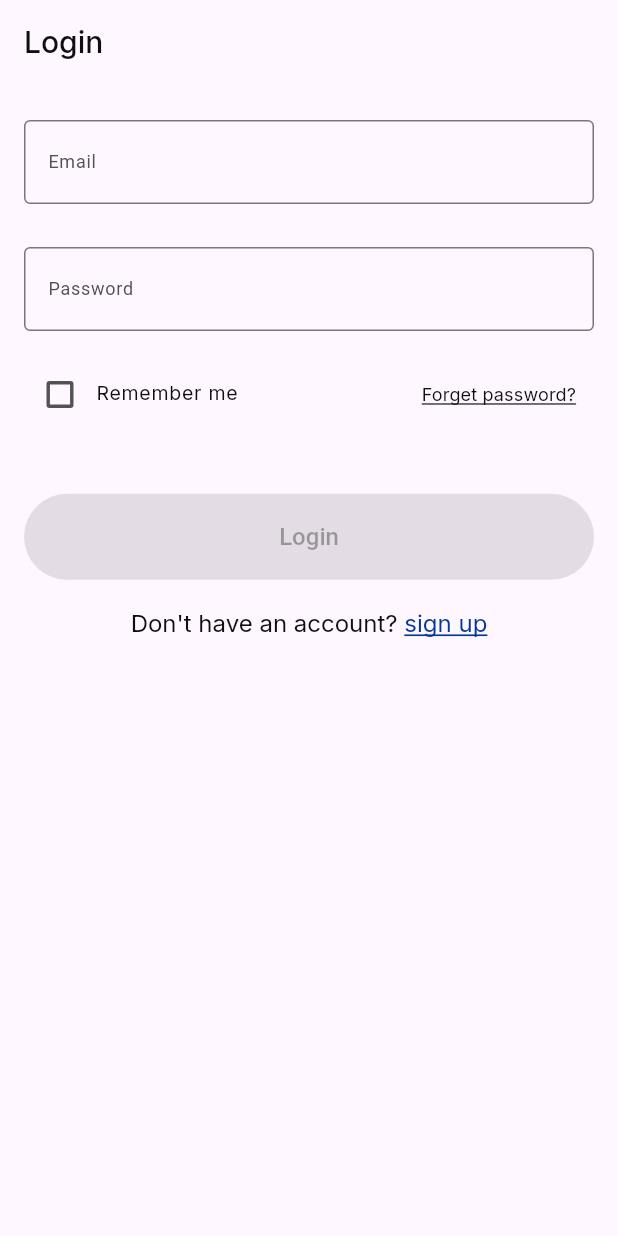
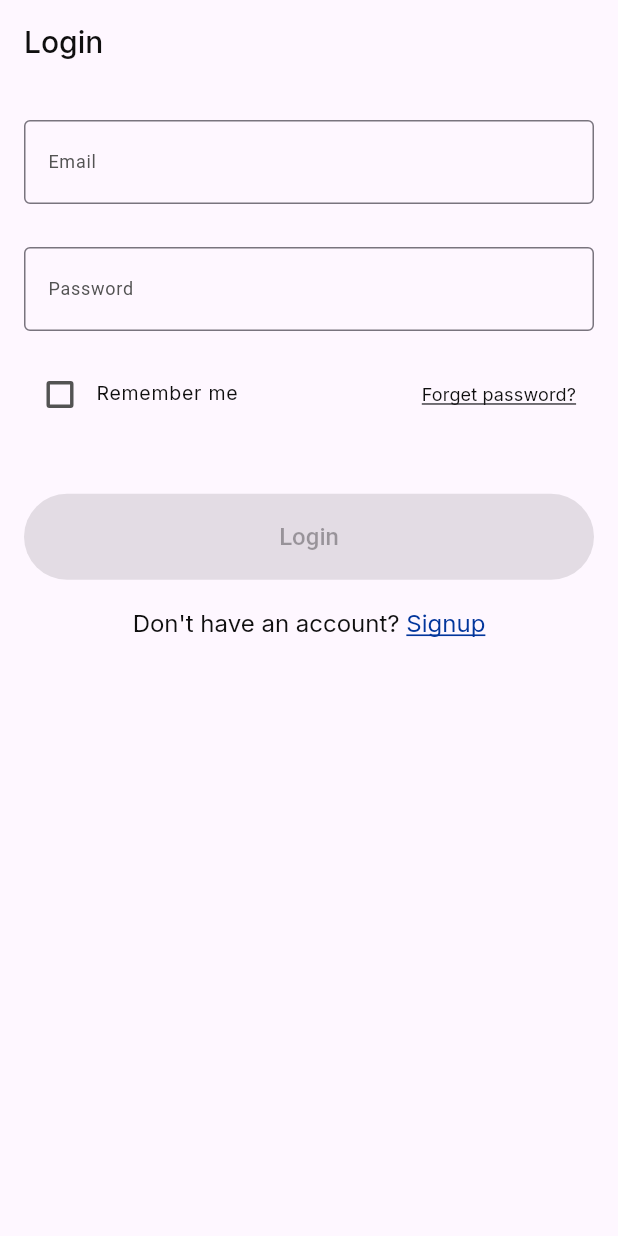
Before and after one commit to AhmedEzz999/exam_app_team5, a Flutter app: the screen it shows after launch, on a phone screen of 412 x 824 dp. Run offline on Flutter 3.47's test engine with Material 3 defaults, Android fonts, the phone set to English and light mode, and no system bars; our stand-ins replace dartz, dio, flutter_bloc, flutter_screenutil, get_it, google_fonts and 3 more; generated files the repository leaves out were written again.

Commit message:
convert strings hard code

```diff
--- a/lib/config/modules/dio_module/dio_module.dart
+++ b/lib/config/modules/dio_module/dio_module.dart
@@ -3,7 +3,7 @@ import 'package:injectable/injectable.dart';
 import 'package:pretty_dio_logger/pretty_dio_logger.dart';
 
 import '../../../core/errors/error_handle_interseptor.dart';
-import '../../../core/values/api_endpoints/api_endpoints.dart';
+import '../../../core/constants/api_endpoints/api_endpoints.dart';
 
 @module
 abstract class DioModule {
--- /dev/null
+++ b/lib/core/constants/app_strings/app_strings.dart
@@ -0,0 +1,41 @@
+abstract class AppStrings {
+  AppStrings._();
+  static const String appName = 'Exam App';
+  //------------Sign Up Feature-----------------
+  static const String signupTitle = 'Sign Up';
+  // Sign Up field labels and hints
+  static const String fieldRequired = '{field} is required';
+  static const String fieldInvalid = 'This {field} is not valid';
+
+  static const String usernameLabel = 'User name';
+  static const String usernameHint = 'Enter your user name';
+  static const String usernameMin = 'User name must be at least 3 characters';
+
+  static const String firstNameLabel = 'First name';
+  static const String firstNameHint = 'Enter first name';
+  static const String lastNameLabel = 'Last name';
+  static const String lastNameHint = 'Enter last name';
+  static const String firstNameShort = 'First name is too short';
+  static const String lastNameShort = 'Last name is too short';
+
+  static const String emailLabel = 'Email';
+  static const String emailHint = 'Enter your email';
+
+  static const String passwordLabel = 'Password';
+  static const String passwordHint = 'Enter password';
+  static const String confirmPasswordLabel = 'Confirm password';
+  static const String confirmPasswordHint = 'Confirm password';
+  static const String passwordMin = 'Password min 8 chars';
+  static const String passwordMismatch = 'Passwords do not match';
+
+  static const String phoneNumberLabel = 'Phone number';
+  static const String phoneNumberHint = 'Enter phone number';
+  static const String alreadyHaveAccount = 'Already have an account? ';
+  static const String signupButton = 'Signup';
+  static const String loginButton = 'Login';
+
+  //------------Sign Up Feature-----------------
+  static const String signinTitle = 'Sign In';
+  // Sign Up field labels and hints
+  static const String dontHaveAccount = 'Don\'t have an account? ';
+}
--- a/lib/features/login/api/api_client/login_api_client.dart
+++ b/lib/features/login/api/api_client/login_api_client.dart
@@ -2,7 +2,7 @@ import 'package:dio/dio.dart';
 import 'package:injectable/injectable.dart';
 import 'package:retrofit/retrofit.dart';
 
-import '../../../../core/values/api_endpoints/api_endpoints.dart';
+import '../../../../core/constants/api_endpoints/api_endpoints.dart';
 import '../../data/models/login_response/login_response.dart';
 
 part 'login_api_client.g.dart';
--- a/lib/features/login/api/data_sources/remote/login_remote_datasource_impl.dart
+++ b/lib/features/login/api/data_sources/remote/login_remote_datasource_impl.dart
@@ -1,6 +1,6 @@
 import 'package:injectable/injectable.dart';
 
-import '../../../../../core/values/api_endpoints/api_keys.dart';
+import '../../../../../core/constants/api_endpoints/api_keys.dart';
 import '../../../data/data_sources/remote/login_remote_data_source_contract.dart';
 import '../../../data/models/login_response/login_response.dart';
 import '../../api_client/login_api_client.dart';
--- a/lib/features/login/presentation/views/widgets/login_view_body.dart
+++ b/lib/features/login/presentation/views/widgets/login_view_body.dart
@@ -1,3 +1,4 @@
+import 'package:exam_app/core/constants/app_strings/app_strings.dart';
 import 'package:flutter/gestures.dart';
 import 'package:flutter/material.dart';
 import 'package:flutter_bloc/flutter_bloc.dart';
@@ -68,15 +69,15 @@ class _LoginViewBodyState extends State<LoginViewBody> with AppValidators {
           children: [
             const SizedBox(height: 24),
             CustomTextfield(
-              hint: 'Enter you email',
-              label: 'Email',
+              hint: AppStrings.emailHint,
+              label: AppStrings.emailLabel,
               validator: validateEmail,
               controller: _emailController,
             ),
             24.verticalSpace,
             CustomTextfield.password(
-              hint: 'Enter you password ',
-              label: 'Password',
+              hint: AppStrings.passwordHint,
+              label: AppStrings.passwordLabel,
               validator: validatePassword,
               controller: _passwordController,
             ),
@@ -96,7 +97,7 @@ class _LoginViewBodyState extends State<LoginViewBody> with AppValidators {
                         ),
                       )
                     : CustomElevatedButton(
-                        buttonText: 'Login',
+                        buttonText: AppStrings.loginButton,
                         onPressed: _isButtonEnabled ? _submitLogin : null,
                       );
               },
@@ -107,11 +108,11 @@ class _LoginViewBodyState extends State<LoginViewBody> with AppValidators {
                 text: TextSpan(
                   children: [
                     TextSpan(
-                      text: 'Don\'t have an account? ',
+                      text: AppStrings.dontHaveAccount,
                       style: AppTextStyles.kBlack16Regular(),
                     ),
                     TextSpan(
-                      text: 'sign up',
+                      text: AppStrings.signupButton,
                       style: AppTextStyles.kBlack12UnderLineRegular().copyWith(
                         color: AppColors.kPrimaryColor,
                         fontSize: 16,
```
Also changed, not shown: lib/core/constants/api_endpoints/api_endpoints.dart (renamed from lib/core/values/api_endpoints/api_endpoints.dart), lib/core/constants/api_endpoints/api_keys.dart (renamed from lib/core/values/api_endpoints/api_keys.dart).
